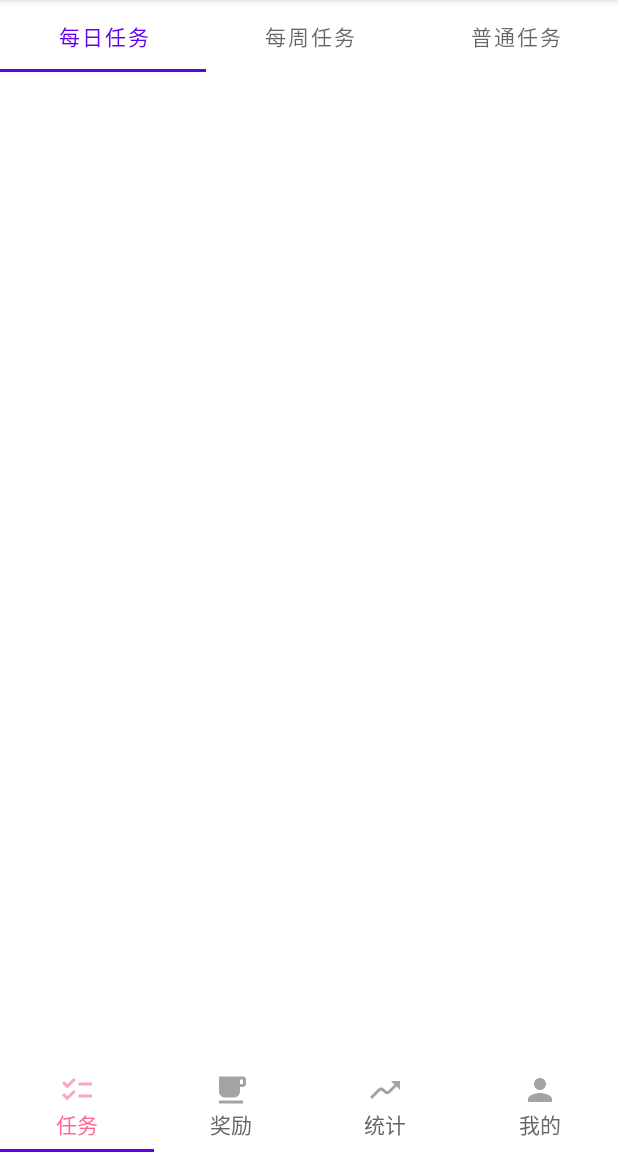
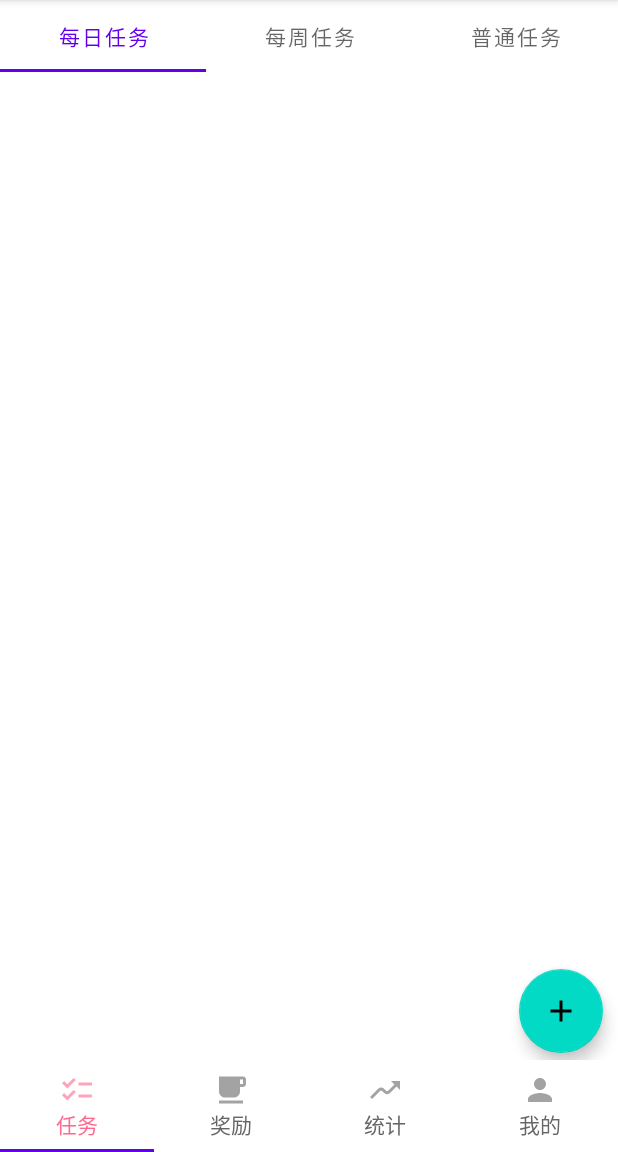
Before and after one commit to T1uTiu/AndroidLearn, an Android app: the screen it shows after launch (MainActivity), on a phone screen of 412 x 824 dp, the part 84-1236 px from its top. Run offline under Robolectric (Android 15) with nearby library versions, the phone set to English and light mode, and no system bars.

Commit message:
课程期末作业：3. 实现新建任务页面的控件显示，使用悬浮按钮跳转页面逻辑

```diff
--- a/app/src/main/java/com/example/learningproject/Fragments/Task/TaskFragment.java
+++ b/app/src/main/java/com/example/learningproject/Fragments/Task/TaskFragment.java
@@ -1,18 +1,23 @@
 package com.example.learningproject.Fragments.Task;
 
+import android.app.Activity;
+import android.content.Context;
+import android.content.Intent;
 import android.os.Bundle;
+import android.view.LayoutInflater;
+import android.view.View;
+import android.view.ViewGroup;
 
+import androidx.activity.result.ActivityResultLauncher;
+import androidx.activity.result.contract.ActivityResultContract;
 import androidx.annotation.NonNull;
+import androidx.annotation.Nullable;
 import androidx.fragment.app.Fragment;
 import androidx.viewpager2.adapter.FragmentStateAdapter;
 import androidx.viewpager2.widget.ViewPager2;
 
-import android.view.LayoutInflater;
-import android.view.View;
-import android.view.ViewGroup;
-
-import com.example.learningproject.Fragments.WebViewFragment;
 import com.example.learningproject.R;
+import com.google.android.material.floatingactionbutton.FloatingActionButton;
 import com.google.android.material.tabs.TabLayout;
 import com.google.android.material.tabs.TabLayoutMediator;
 
@@ -24,7 +29,9 @@ import com.google.android.material.tabs.TabLayoutMediator;
 public class TaskFragment extends Fragment {
     ViewPager2 viewPager2;
     TabLayout tabLayout;
+    FloatingActionButton fab;
     final String[] tabLabels = {"每日任务", "每周任务", "普通任务"};
+    ActivityResultLauncher<Bundle> taskDetailLauncher;
     public TaskFragment() {
         // Required empty public constructor
     }
@@ -45,6 +52,7 @@ public class TaskFragment extends Fragment {
         View rootView = inflater.inflate(R.layout.fragment_task, container, false);
         viewPager2 = rootView.findViewById(R.id.view_pager);
         tabLayout = rootView.findViewById(R.id.tab_layout);
+        fab = rootView.findViewById(R.id.task_add_btn);
 
         viewPager2.setAdapter(new FragmentStateAdapter(getParentFragmentManager(), getLifecycle()) {
             @NonNull
@@ -59,10 +67,37 @@ public class TaskFragment extends Fragment {
             }
         });
 
-        TabLayoutMediator mediator = new TabLayoutMediator(tabLayout, viewPager2, (tab, position) -> {
-            tab.setText(tabLabels[position]);
+        TabLayoutMediator mediator = new TabLayoutMediator(tabLayout, viewPager2, (tab, position) -> tab.setText(tabLabels[position]));
+        mediator.attach();
+
+        taskDetailLauncher = registerForActivityResult(new TaskDetailResultContract(), result -> {
+            if (result != null) {
+                System.out.println(result);
+            }
         });
-        mediator.attach();
+        fab.setOnClickListener(v -> {
+            Bundle bundle = new Bundle();
+            bundle.putInt("type", 0);
+            taskDetailLauncher.launch(bundle);
+        });
+
         return rootView;
     }
 }
+class TaskDetailResultContract extends ActivityResultContract<Bundle, Bundle>{
+    @NonNull
+    @Override
+    public Intent createIntent(@NonNull Context context, Bundle input) {
+        Intent intent = new Intent(context, TaskDetail.class);
+        intent.putExtra("param", input);
+        return intent;
+    }
+
+    @Override
+    public Bundle parseResult(int resultCode, @Nullable Intent intent) {
+        if(resultCode == Activity.RESULT_OK && intent != null){
+            return intent.getBundleExtra("res");
+        }
+        return null;
+    }
+}
--- a/app/src/main/java/com/example/learningproject/data/Task/TaskType.java
+++ b/app/src/main/java/com/example/learningproject/data/Task/TaskType.java
@@ -3,7 +3,7 @@ package com.example.learningproject.data.Task;
 public enum TaskType {
     EVERYDAY(0),
     EVERYWEEK(1),
-    SIMPLE(2);
+    NORMAL(2);
 
     private int value;
     private TaskType(int value){
@@ -19,7 +19,7 @@ public enum TaskType {
             case 1:
                 return EVERYWEEK;
             case 2:
-                return SIMPLE;
+                return NORMAL;
             default:
                 return null;
         }
--- /dev/null
+++ b/app/src/main/res/drawable/ic_add.xml
@@ -0,0 +1,5 @@
+<vector android:height="24dp" android:tint="#FFFFFF"
+    android:viewportHeight="24" android:viewportWidth="24"
+    android:width="24dp" xmlns:android="http://schemas.android.com/apk/res/android">
+    <path android:fillColor="@android:color/white" android:pathData="M19,13h-6v6h-2v-6H5v-2h6V5h2v6h6v2z"/>
+</vector>
--- a/app/src/main/res/layout/fragment_task.xml
+++ b/app/src/main/res/layout/fragment_task.xml
@@ -17,6 +17,19 @@
         android:layout_height="wrap_content"
         android:contentDescription="@string/hello" />
 
+    <com.google.android.material.floatingactionbutton.FloatingActionButton
+        android:id="@+id/task_add_btn"
+        android:layout_width="wrap_content"
+        android:layout_height="wrap_content"
+        android:layout_gravity="bottom|end"
+        android:layout_marginEnd="10dp"
+        android:layout_marginBottom="66dp"
+        android:clickable="true"
+        android:contentDescription="@string/ok_btn"
+        android:focusable="true"
+        android:src="@drawable/ic_add"
+        android:tint="#FFFFFF"
+        tools:ignore="ImageContrastCheck" />
 
 
 </FrameLayout>
--- a/app/src/main/res/layout/fragment_task_list.xml
+++ b/app/src/main/res/layout/fragment_task_list.xml
@@ -13,4 +13,6 @@
 
     </androidx.recyclerview.widget.RecyclerView>
 
+
+
 </FrameLayout>
--- a/app/src/main/res/values/strings.xml
+++ b/app/src/main/res/values/strings.xml
@@ -12,4 +12,7 @@
     <string name="hello_blank_fragment">Hello blank fragment</string>
     <string name="progress">1/10</string>
     <string name="point">+10</string>
+    <string name="title">标题</string>
+    <string name="score">分数</string>
+    <string name="times">次数</string>
 </resources>
```
Also changed, not shown: app/src/main/AndroidManifest.xml (+16 -16 lines), app/src/main/java/com/example/learningproject/Fragments/Task/TaskDetail.java (added, +38 -0 lines), app/src/main/java/com/example/learningproject/data/Task/TaskManager.java (+3 -5 lines), app/src/main/res/layout/activity_task_detail.xml (added, +134 -0 lines).
